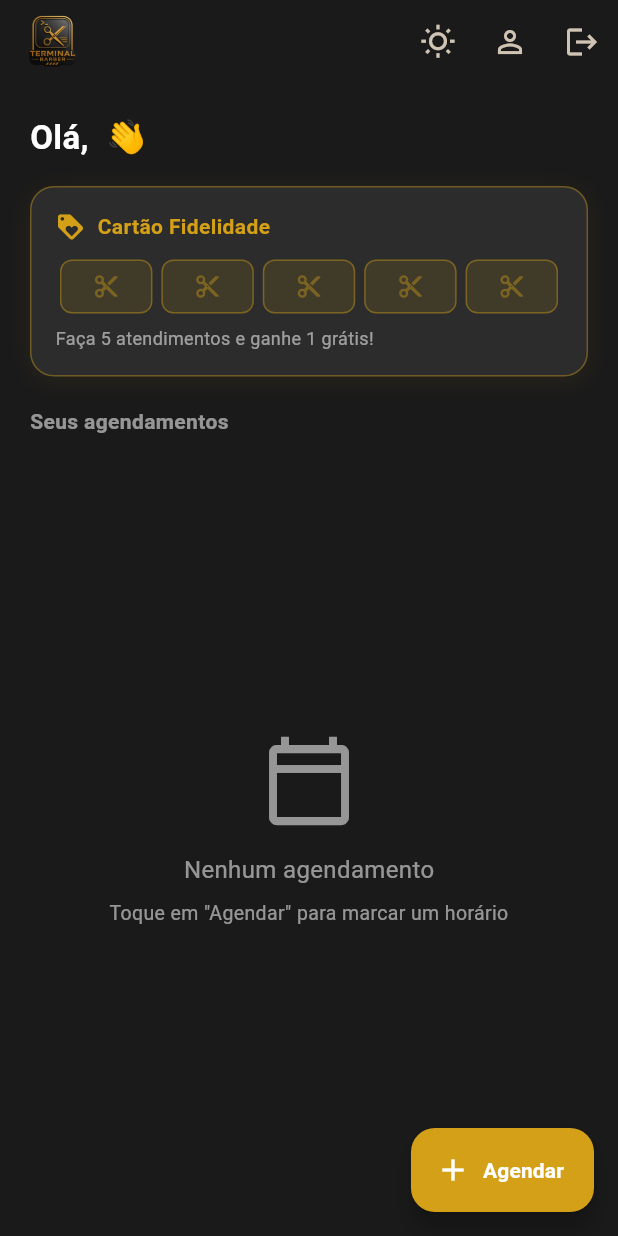
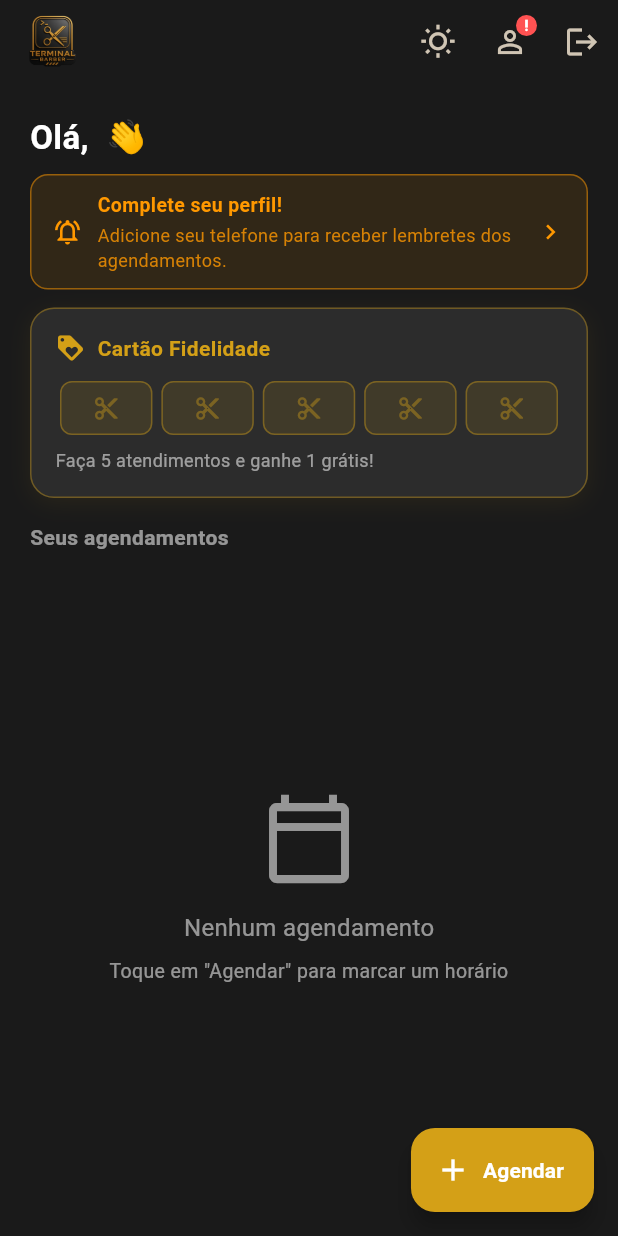
Before and after one commit to SamuelAntonio29/terminal-barber, a Flutter app: the HomeCliente screen opened directly, on a phone screen of 412 x 824 dp. Run offline on Flutter 3.47's test engine with Material 3 defaults, Android fonts, the phone set to English and light mode, and no system bars; our stand-ins replace cloud_firestore, firebase_auth, firebase_core, flutter_local_notifications, google_sign_in, shared_preferences and 1 more; accounts and stored records are empty; network calls fail.

Commit message:
Adiciona badge de perfil incompleto e avisos no cadastro

```diff
--- a/lib/home_cliente.dart
+++ b/lib/home_cliente.dart
@@ -39,6 +39,20 @@ class HomeCliente extends StatelessWidget {
             ),
             onPressed: () => MyApp.of(context)?.toggleTheme(),
           ),
+
+          // ── Botão perfil com badge de notificação ──
+          StreamBuilder<DocumentSnapshot>(
+            stream: FirebaseFirestore.instance
+                .collection('usuarios')
+                .doc(user?.uid)
+                .snapshots(),
+            builder: (context, snap) {
+              final data = snap.data?.data() as Map?;
+              final telefone = data?['telefone'] as String? ?? '';
+              final semTelefone = telefone.trim().isEmpty;
+
+              return Stack(
+                children: [
                   IconButton(
                     icon: const Icon(Icons.person_outline),
                     tooltip: 'Meu perfil',
@@ -47,6 +61,38 @@ class HomeCliente extends StatelessWidget {
                       MaterialPageRoute(builder: (_) => const PerfilCliente()),
                     ),
                   ),
+                  // Sininho vermelho se não tiver telefone
+                  if (semTelefone)
+                    Positioned(
+                      right: 6,
+                      top: 6,
+                      child: GestureDetector(
+                        onTap: () => Navigator.push(
+                          context,
+                          MaterialPageRoute(
+                            builder: (_) => const PerfilCliente(),
+                          ),
+                        ),
+                        child: Container(
+                          width: 14,
+                          height: 14,
+                          decoration: const BoxDecoration(
+                            color: Colors.redAccent,
+                            shape: BoxShape.circle,
+                          ),
+                          child: const Icon(
+                            Icons.priority_high,
+                            color: Colors.white,
+                            size: 10,
+                          ),
+                        ),
+                      ),
+                    ),
+                ],
+              );
+            },
+          ),
+
           IconButton(
             icon: const Icon(Icons.logout),
             onPressed: () async {
@@ -87,7 +133,80 @@ class HomeCliente extends StatelessWidget {
                   color: textColor,
                 ),
               ),
-              const SizedBox(height: 16),
+              const SizedBox(height: 8),
+
+              // ── Banner de perfil incompleto ──
+              StreamBuilder<DocumentSnapshot>(
+                stream: FirebaseFirestore.instance
+                    .collection('usuarios')
+                    .doc(user?.uid)
+                    .snapshots(),
+                builder: (context, snap) {
+                  final data = snap.data?.data() as Map?;
+                  final telefone = data?['telefone'] as String? ?? '';
+                  if (telefone.trim().isNotEmpty)
+                    return const SizedBox.shrink();
+
+                  return GestureDetector(
+                    onTap: () => Navigator.push(
+                      context,
+                      MaterialPageRoute(builder: (_) => const PerfilCliente()),
+                    ),
+                    child: Container(
+                      margin: const EdgeInsets.only(bottom: 12),
+                      padding: const EdgeInsets.symmetric(
+                        horizontal: 14,
+                        vertical: 10,
+                      ),
+                      decoration: BoxDecoration(
+                        color: Colors.orange.withOpacity(0.1),
+                        borderRadius: BorderRadius.circular(12),
+                        border: Border.all(
+                          color: Colors.orange.withOpacity(0.5),
+                        ),
+                      ),
+                      child: Row(
+                        children: [
+                          const Icon(
+                            Icons.notifications_active_outlined,
+                            color: Colors.orange,
+                            size: 20,
+                          ),
+                          const SizedBox(width: 10),
+                          Expanded(
+                            child: Column(
+                              crossAxisAlignment: CrossAxisAlignment.start,
+                              children: [
+                                const Text(
+                                  'Complete seu perfil!',
+                                  style: TextStyle(
+                                    color: Colors.orange,
+                                    fontWeight: FontWeight.bold,
+                                    fontSize: 13,
+                                  ),
+                                ),
+                                const SizedBox(height: 2),
+                                Text(
+                                  'Adicione seu telefone para receber lembretes dos agendamentos.',
+                                  style: TextStyle(
+                                    color: Colors.orange.withOpacity(0.8),
+                                    fontSize: 12,
+                                  ),
+                                ),
+                              ],
+                            ),
+                          ),
+                          const Icon(
+                            Icons.chevron_right,
+                            color: Colors.orange,
+                            size: 20,
+                          ),
+                        ],
+                      ),
+                    ),
+                  );
+                },
+              ),
 
               // ── CARTÃO FIDELIDADE ──
               StreamBuilder<DocumentSnapshot>(
@@ -112,7 +231,7 @@ class HomeCliente extends StatelessWidget {
                 },
               ),
 
-              const SizedBox(height: 20),
+              const SizedBox(height: 16),
               Text(
                 'Seus agendamentos',
                 style: TextStyle(
@@ -280,9 +399,7 @@ class _CartaoFidelidade extends StatelessWidget {
               return Expanded(
                 child: Padding(
                   padding: const EdgeInsets.symmetric(horizontal: 3),
-                  child: Column(
-                    children: [
-                      Container(
+                  child: Container(
                     height: 36,
                     width: double.infinity,
                     decoration: BoxDecoration(
@@ -294,13 +411,9 @@ class _CartaoFidelidade extends StatelessWidget {
                       preenchido
                           ? Icons.content_cut
                           : Icons.content_cut_outlined,
-                          color: preenchido
-                              ? Colors.black
-                              : gold.withOpacity(0.4),
+                      color: preenchido ? Colors.black : gold.withOpacity(0.4),
                       size: 18,
                     ),
-                      ),
-                    ],
                   ),
                 ),
               );
@@ -319,9 +432,7 @@ class _CartaoFidelidade extends StatelessWidget {
   }
 }
 
-// ─────────────────────────────────────────────────────────────────
-// CARD DE AGENDAMENTO
-// ─────────────────────────────────────────────────────────────────
+// ── CARD DE AGENDAMENTO ──
 class AgendamentoCard extends StatelessWidget {
   final AgendamentoModel ag;
   final Color cardColor, textColor, hintColor, gold;
@@ -454,7 +565,6 @@ class AgendamentoCard extends StatelessWidget {
             ),
           ),
 
-          // Info do cliente (owner)
           if (isOwner) ...[
             const SizedBox(height: 6),
             Row(
@@ -476,7 +586,6 @@ class AgendamentoCard extends StatelessWidget {
             ),
           ],
 
-          // Botões do owner
           if (isOwner && ag.status == 'pendente') ...[
             const SizedBox(height: 12),
             Row(
@@ -514,7 +623,6 @@ class AgendamentoCard extends StatelessWidget {
             ),
           ],
 
-          // Botão "Marcar como Atendido" — só aparece se confirmado
           if (isOwner && ag.status == 'confirmado') ...[
             const SizedBox(height: 12),
             SizedBox(
@@ -534,7 +642,6 @@ class AgendamentoCard extends StatelessWidget {
             ),
           ],
 
-          // Botão cancelar do cliente
           if (!isOwner && ag.status == 'pendente') ...[
             const SizedBox(height: 12),
             SizedBox(
```
Also changed, not shown: lib/registro.dart (+56 -24 lines). Lines whose indentation alone changed are shown as unchanged.
